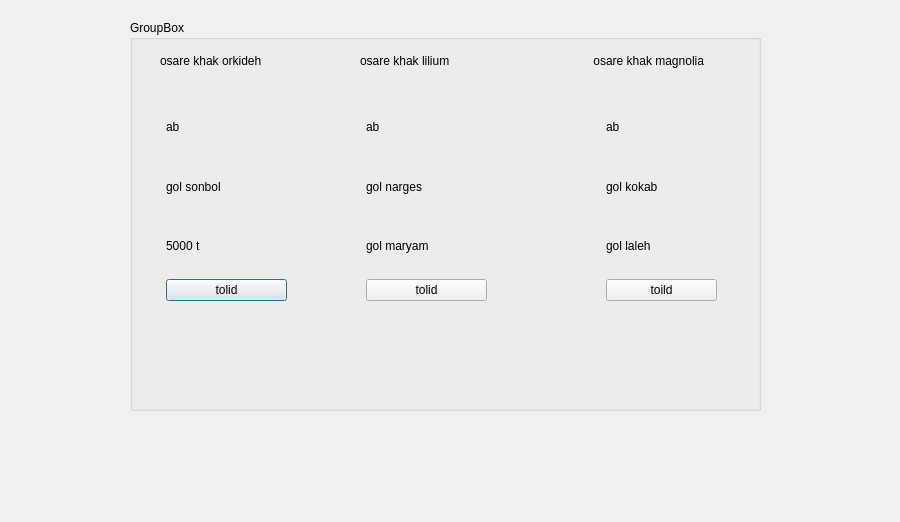
Before: the Qt Designer form fourth.ui in mahshid-o/GreenHouse, drawn with Qt 5.
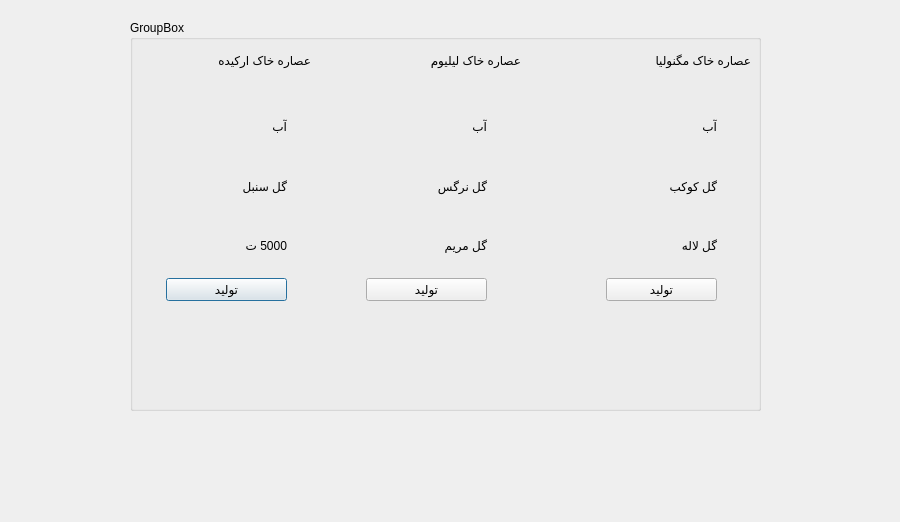
After: the same form once the commit is applied. Icons and pictures are not drawn.

```diff
--- a/fourth.ui
+++ b/fourth.ui
@@ -38,7 +38,7 @@
      </rect>
     </property>
     <property name="text">
-     <string>osare khak orkideh</string>
+     <string>عصاره خاک ارکیده</string>
     </property>
    </widget>
    <widget class="QLabel" name="label_2">
@@ -51,7 +51,7 @@
      </rect>
     </property>
     <property name="text">
-     <string>osare khak lilium</string>
+     <string>عصاره خاک لیلیوم</string>
     </property>
    </widget>
    <widget class="QLabel" name="label_3">
@@ -64,7 +64,7 @@
      </rect>
     </property>
     <property name="text">
-     <string> osare khak magnolia</string>
+     <string>عصاره خاک مگنولیا</string>
     </property>
    </widget>
    <widget class="QWidget" name="layoutWidget">
@@ -80,28 +80,28 @@
      <item>
       <widget class="QLabel" name="label_4">
        <property name="text">
-        <string>ab</string>
+        <string>آب</string>
        </property>
       </widget>
      </item>
      <item>
       <widget class="QLabel" name="label_5">
        <property name="text">
-        <string>gol sonbol</string>
+        <string>گل سنبل</string>
        </property>
       </widget>
      </item>
      <item>
       <widget class="QLabel" name="label_6">
        <property name="text">
-        <string>5000 t</string>
+        <string>5000 ت</string>
        </property>
       </widget>
      </item>
      <item>
       <widget class="QPushButton" name="pushButtonOrkideT">
        <property name="text">
-        <string>tolid</string>
+        <string>تولید</string>
        </property>
       </widget>
      </item>
@@ -120,28 +120,28 @@
      <item>
       <widget class="QLabel" name="label_7">
        <property name="text">
-        <string>ab</string>
+        <string>آب</string>
        </property>
       </widget>
      </item>
      <item>
       <widget class="QLabel" name="label_8">
        <property name="text">
-        <string>gol narges</string>
+        <string>گل نرگس</string>
        </property>
       </widget>
      </item>
      <item>
       <widget class="QLabel" name="label_9">
        <property name="text">
-        <string>gol maryam</string>
+        <string>گل مریم</string>
        </property>
       </widget>
      </item>
      <item>
       <widget class="QPushButton" name="pushButtonLiliumT">
        <property name="text">
-        <string>tolid</string>
+        <string>تولید</string>
        </property>
       </widget>
      </item>
@@ -160,28 +160,28 @@
      <item>
       <widget class="QLabel" name="label_10">
        <property name="text">
-        <string>ab</string>
+        <string>آب</string>
        </property>
       </widget>
      </item>
      <item>
       <widget class="QLabel" name="label_11">
        <property name="text">
-        <string>gol kokab</string>
+        <string>گل کوکب</string>
        </property>
       </widget>
      </item>
      <item>
       <widget class="QLabel" name="label_12">
        <property name="text">
-        <string>gol laleh</string>
+        <string>گل لاله</string>
        </property>
       </widget>
      </item>
      <item>
       <widget class="QPushButton" name="pushButtonMagnoliaT">
        <property name="text">
-        <string>toild</string>
+        <string>تولید</string>
        </property>
       </widget>
      </item>
```
